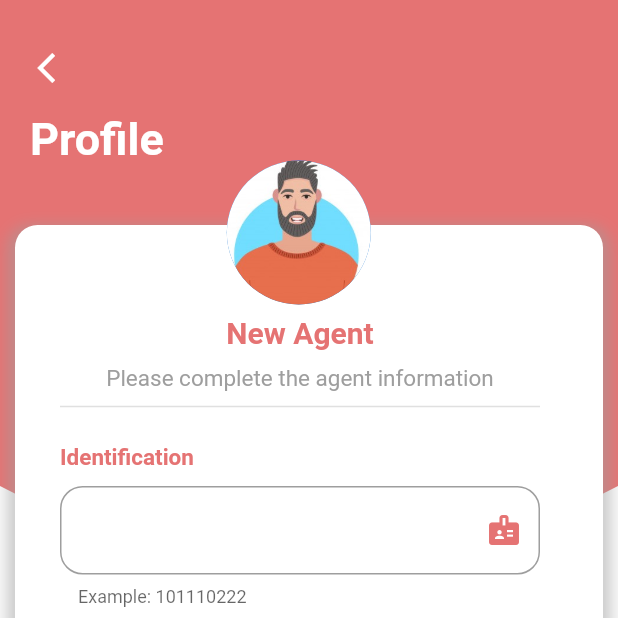
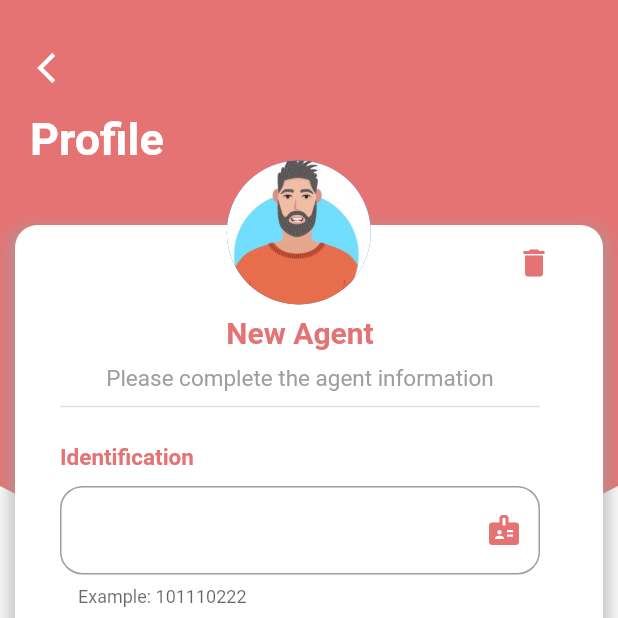
Before and after one commit to PereiraCC/flutter-agent-management, a Flutter app: the screen it shows after launch, after a tap on the "add" icon, on a phone screen of 412 x 824 dp, the top half of it. Run offline on Flutter 3.47's test engine with Material 2 defaults, Android fonts, the phone set to English and light mode, and no system bars; our stand-ins replace sqflite; accounts and stored records are empty.

Commit message:
Change icons in CardAgent and delete icon added in create screen

```diff
--- a/lib/screens/create_agent_screen.dart
+++ b/lib/screens/create_agent_screen.dart
@@ -116,6 +116,18 @@ class _BoxForm extends StatelessWidget {
             wid: 100,
             hei: 100,
             urlImage: 'assets/male-icon.jpg',
+          )
+        ),
+
+        Container(
+          // color: Colors.green,
+          height: 50,
+          margin: EdgeInsets.only(top: 150, left: widthScreen - 80),
+          child: IconButton(
+            icon: Icon(Icons.delete, color: Colors.red.shade300),
+            onPressed: () {
+              print('Delete agent');
+            },
           )
         ),
 
--- a/lib/screens/home_screen.dart
+++ b/lib/screens/home_screen.dart
@@ -3,7 +3,6 @@ import 'package:provider/provider.dart';
 
 import 'package:agent_management/widgets/widgets.dart';
 
-import 'package:agent_management/models/agent.dart';
 import 'package:agent_management/providers/agent_provider.dart';
 import 'package:agent_management/services/agent_service.dart';
 
--- a/lib/widgets/card_agent.dart
+++ b/lib/widgets/card_agent.dart
@@ -125,7 +125,7 @@ class _EditIcon extends StatelessWidget {
           agentProvider.agent = this.agent;
           Navigator.pushNamed(context, 'create');
         },
-        icon: Icon(Icons.edit_outlined)
+        icon: Icon(Icons.arrow_forward_ios, color: Colors.red.shade300)
       ),
     );
   }
```
